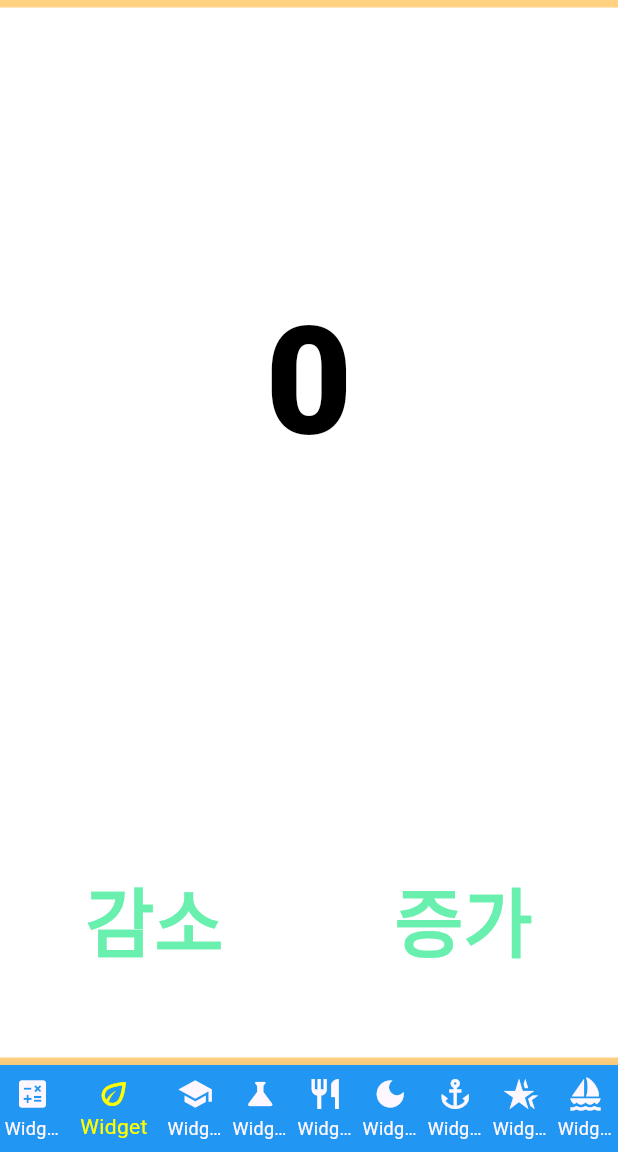
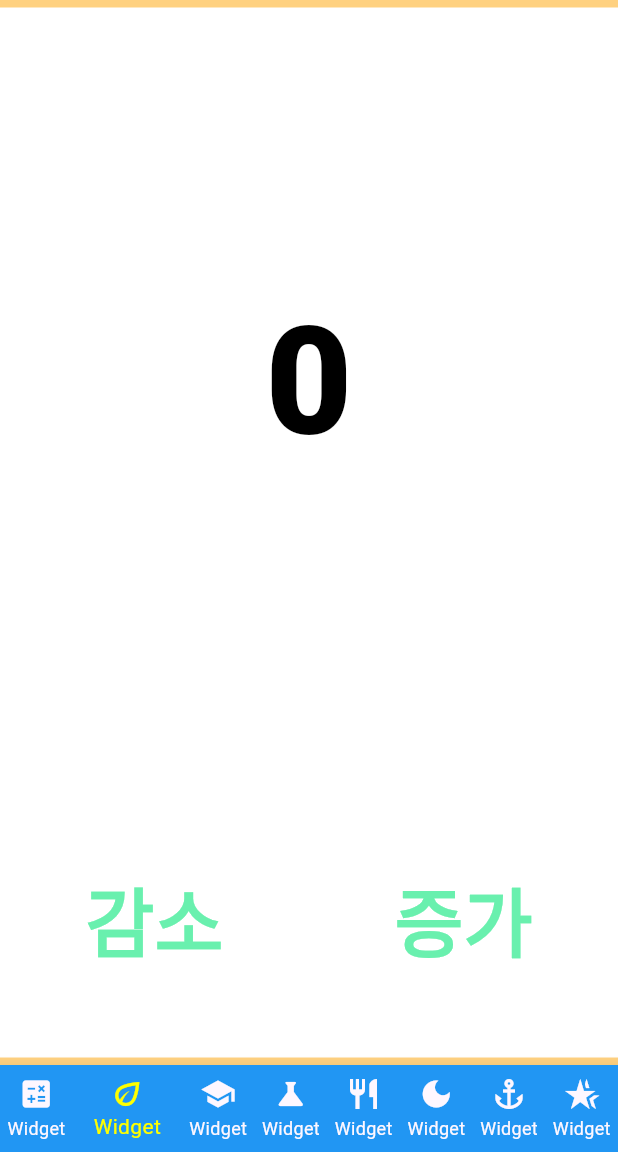
Before and after one commit to dabuzida/fluttermon, a Flutter app: the screen it shows after launch, item 2 of the bottom bar chosen, on a phone screen of 412 x 824 dp, the part 84-1236 px from its top. Run offline on Flutter 3.47's test engine with Material 3 defaults, Android fonts, the phone set to English and light mode, and no system bars; missing offline and left inert: dart:html; network calls fail.

Commit message:
test changeNotifier

```diff
--- /dev/null
+++ b/lib/fruit_controller.dart
@@ -0,0 +1,15 @@
+import 'package:flutter/material.dart';
+
+class FruitController with ChangeNotifier {
+  factory FruitController() => _instance;
+  FruitController._internal();
+  static final FruitController _instance = FruitController._internal();
+
+  String name = 'mango';
+
+  void setName({required String name}) {
+    FruitController().name = name;
+
+    notifyListeners();
+  }
+}
--- a/lib/main.dart
+++ b/lib/main.dart
@@ -9,7 +9,7 @@ import 'package:fluttermon/lavoratory.dart';
 // 만든 프로젝트 모듈로 분리하여 관리
 import 'calculator.dart';
 import 'factory.dart';
-import 'pprovider.dart';
+// import 'pprovider.dart';
 import 'red.dart';
 import 'test_datetime.dart';
 import 'laboratory.dart';
@@ -54,7 +54,7 @@ class Gate extends StatefulWidget {
 }
 
 class _GateState extends State<Gate> {
-  int _selectedIndex = 8;
+  int _selectedIndex = 0;
   static const List<Widget> _widgetOptions = <Widget>[
     Calculator(),
     TestSetState(),
@@ -64,8 +64,19 @@ class _GateState extends State<Gate> {
     Factory(),
     Lavoratory(),
     Lavoratery(),
-    Pprovider(),
   ];
+
+  final List<Icon> _listIcon = <Icon>[
+    const Icon(Icons.calculate),
+    const Icon(Icons.eco_outlined),
+    const Icon(Icons.school),
+    const Icon(Icons.science),
+    const Icon(Icons.restaurant),
+    const Icon(Icons.dark_mode_sharp),
+    const Icon(Icons.anchor),
+    const Icon(Icons.hotel_class),
+  ];
+
   Widget _indexedStack() {
     return IndexedStack(
       index: _selectedIndex,
@@ -81,23 +92,7 @@ class _GateState extends State<Gate> {
 
   PreferredSizeWidget _appbar() {
     return AppBar(
-      title: _selectedIndex == 0
-          ? Text(_widgetOptions[0].toString())
-          : _selectedIndex == 1
-              ? Text(_widgetOptions[1].toString())
-              : _selectedIndex == 2
-                  ? Text(_widgetOptions[2].toString())
-                  : _selectedIndex == 3
-                      ? Text(_widgetOptions[3].toString())
-                      : _selectedIndex == 4
-                          ? Text(_widgetOptions[4].toString())
-                          : _selectedIndex == 5
-                              ? Text(_widgetOptions[5].toString())
-                              : _selectedIndex == 6
-                                  ? Text(_widgetOptions[6].toString())
-                                  : _selectedIndex == 7
-                                      ? Text(_widgetOptions[7].toString())
-                                      : Text(_widgetOptions[8].toString()),
+      title: Text(_widgetOptions[_selectedIndex].toString()),
       elevation: 0,
       foregroundColor: Colors.yellow[300],
       backgroundColor: Colors.purple,
@@ -107,6 +102,17 @@ class _GateState extends State<Gate> {
 
   @override
   Widget build(BuildContext context) {
+    final List<BottomNavigationBarItem> items = <BottomNavigationBarItem>[];
+
+    for (int i = 0; i < _widgetOptions.length; i++) {
+      items.add(
+        BottomNavigationBarItem(
+          icon: _listIcon[i],
+          label: _widgetOptions[i].toString(),
+          backgroundColor: Colors.blue,
+        ),
+      );
+    }
     return Scaffold(
       backgroundColor: Colors.orangeAccent[100],
       appBar: _appbar(),
@@ -120,60 +126,11 @@ class _GateState extends State<Gate> {
         showSelectedLabels: true,
         showUnselectedLabels: true,
         selectedItemColor: Colors.yellowAccent,
-        items: <BottomNavigationBarItem>[
-          BottomNavigationBarItem(
-            icon: const Icon(Icons.calculate),
-            label: _widgetOptions[0].toString(),
-            backgroundColor: Colors.blue,
-          ),
-          BottomNavigationBarItem(
-            icon: const Icon(Icons.eco_outlined),
-            label: _widgetOptions[1].toString(),
-            backgroundColor: Colors.blue,
-          ),
-          BottomNavigationBarItem(
-            icon: const Icon(Icons.school),
-            label: _widgetOptions[2].toString(),
-            backgroundColor: Colors.blue,
-          ),
-          BottomNavigationBarItem(
-            icon: const Icon(Icons.science),
-            label: _widgetOptions[3].toString(),
-            backgroundColor: Colors.blue,
-          ),
-          BottomNavigationBarItem(
-            icon: const Icon(Icons.restaurant),
-            label: _widgetOptions[4].toString(),
-            backgroundColor: Colors.blue,
-          ),
-          BottomNavigationBarItem(
-            icon: const Icon(Icons.dark_mode_sharp),
-            label: _widgetOptions[5].toString(),
-            backgroundColor: Colors.blue,
-          ),
-          BottomNavigationBarItem(
-            icon: const Icon(Icons.anchor),
-            label: _widgetOptions[6].toString(),
-            backgroundColor: Colors.blue,
-          ),
-          BottomNavigationBarItem(
-            icon: const Icon(Icons.hotel_class),
-            label: _widgetOptions[7].toString(),
-            backgroundColor: Colors.blue,
-          ),
-          BottomNavigationBarItem(
-            icon: const Icon(Icons.sailing),
-            label: _widgetOptions[8].toString(),
-            backgroundColor: Colors.blue,
-          ),
-        ],
+        items: items,
       ),
     );
   }
 }
-
-String _1vs1 = 'https://cglink.com/files/attach/images/1589/713/001/UV.Grid.jpg';
-String _2vs3 = 'https://images.unsplash.com/photo-1534237710431-e2fc698436d0?ixlib=rb-1.2.1&ixid=MnwxMjA3fDB8MHxzZWFyY2h8MXx8YnVpbGRpbmd8ZW58MHx8MHx8&w=1000&q=80';
 
 class MyApp2 extends StatefulWidget {
   const MyApp2({Key? key}) : super(key: key);
--- a/lib/red.dart
+++ b/lib/red.dart
@@ -92,7 +92,6 @@ class _OrangeState extends State<Orange> {
 
   @override
   Widget build(BuildContext context) {
-    print('orange');
     return Container(
       width: 100,
       height: 100,
--- a/lib/test_setstate.dart
+++ b/lib/test_setstate.dart
@@ -1,4 +1,5 @@
 import 'package:flutter/material.dart';
+import 'package:fluttermon/fruit_controller.dart';
 
 class TestSetState extends StatefulWidget {
   const TestSetState({Key? key}) : super(key: key);
@@ -18,7 +19,7 @@ class _TestSetStateState extends State<TestSetState> {
         color: Colors.white,
         width: _width,
         height: _height,
-        child: Column(
+        child: ListView(
           children: <Widget>[
             _display(),
             Row(
@@ -26,7 +27,23 @@ class _TestSetStateState extends State<TestSetState> {
                 Expanded(child: _decrease()),
                 Expanded(child: _increase()),
               ],
-            )
+            ),
+            Wrap(
+              children: [
+                ElevatedButton(
+                  child: Text('Banana'),
+                  onPressed: () {
+                    FruitController().setName(name: 'Banana');
+                  },
+                ),
+                ElevatedButton(
+                  child: Text('Apple'),
+                  onPressed: () {
+                    FruitController().setName(name: 'Apple');
+                  },
+                ),
+              ],
+            ),
           ],
         ),
       ),
--- a/pubspec.yaml
+++ b/pubspec.yaml
@@ -37,7 +37,6 @@ dependencies:
   english_words: ^4.0.0
   intl: ^0.17.0
   http: ^0.13.4
-  provider: ^6.0.2
 
 dev_dependencies:
   flutter_test:
```
Also changed, not shown: lib/factory.dart (+14 -1 lines), lib/pprovider.dart (deleted, +0 -32 lines), lib/test_datetime.dart (+9 -0 lines), pubspec.lock, 1 other file.
